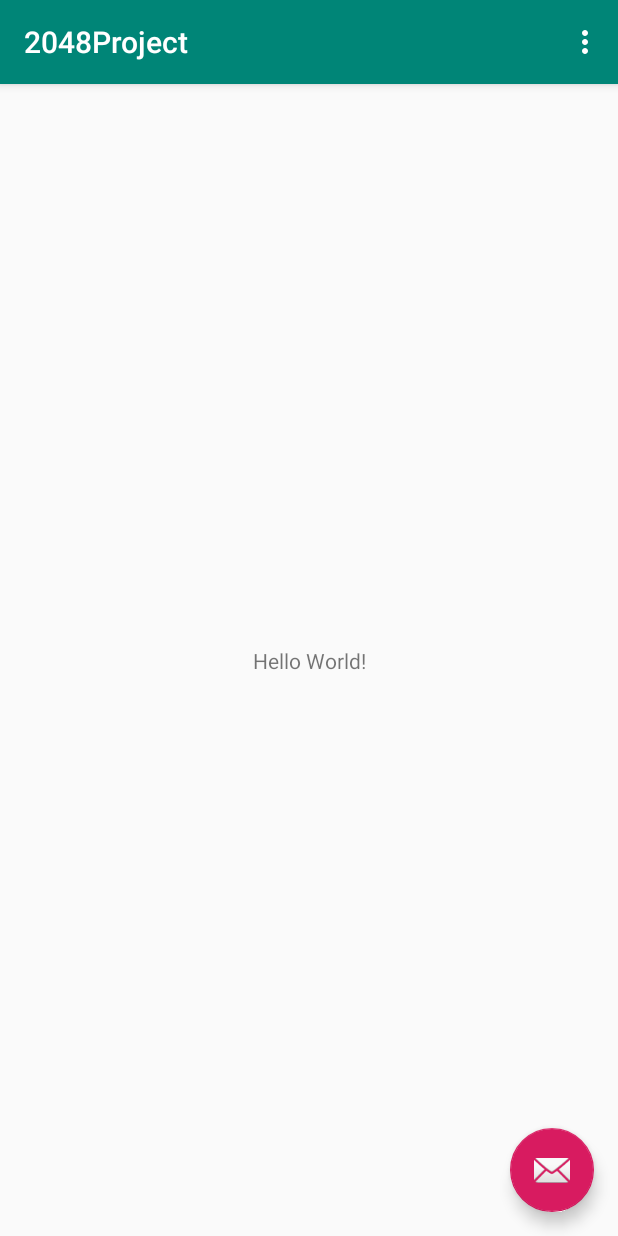
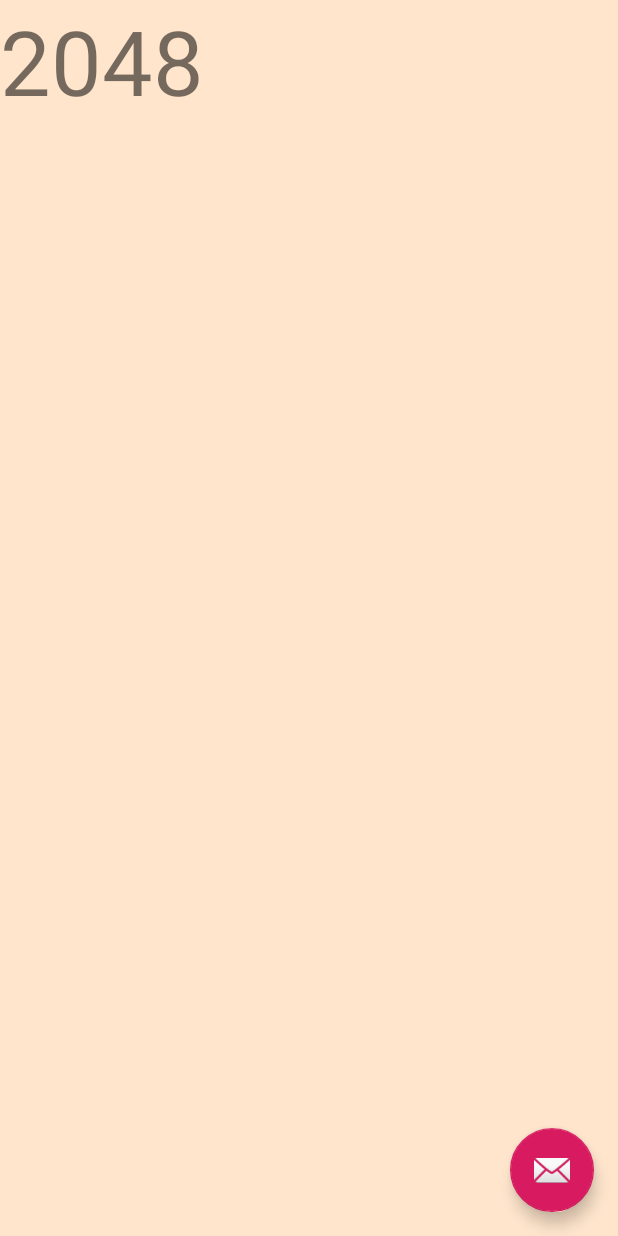
Before and after one commit to Kandrade1234/Program-2---2048-Game, an Android app: the screen it shows after launch (MainActivity), on a phone screen of 412 x 824 dp. Run offline under Robolectric (Android 15) with nearby library versions, the phone set to English and light mode, and no system bars; 1 statement that could not run was skipped.

Commit message:
added bg and text

```diff
--- a/app/src/main/res/layout/activity_main.xml
+++ b/app/src/main/res/layout/activity_main.xml
@@ -4,19 +4,16 @@
     xmlns:tools="http://schemas.android.com/tools"
     android:layout_width="match_parent"
     android:layout_height="match_parent"
-    tools:context=".MainActivity">
+    tools:context=".MainActivity"
+    android:background="@color/BG"
+    >
 
     <android.support.design.widget.AppBarLayout
         android:layout_width="match_parent"
         android:layout_height="wrap_content"
         android:theme="@style/AppTheme.AppBarOverlay">
 
-        <android.support.v7.widget.Toolbar
-            android:id="@+id/toolbar"
-            android:layout_width="match_parent"
-            android:layout_height="?attr/actionBarSize"
-            android:background="?attr/colorPrimary"
-            app:popupTheme="@style/AppTheme.PopupOverlay" />
+
 
     </android.support.design.widget.AppBarLayout>
 
--- a/app/src/main/res/layout/content_main.xml
+++ b/app/src/main/res/layout/content_main.xml
@@ -11,10 +11,8 @@
     <TextView
         android:layout_width="wrap_content"
         android:layout_height="wrap_content"
-        android:text="Hello World!"
-        app:layout_constraintBottom_toBottomOf="parent"
-        app:layout_constraintLeft_toLeftOf="parent"
-        app:layout_constraintRight_toRightOf="parent"
-        app:layout_constraintTop_toTopOf="parent" />
-
+        android:text="2048"
+        android:textSize="60dp"
+        tools:layout_editor_absoluteX="36dp"
+        tools:layout_editor_absoluteY="36dp" />
 </android.support.constraint.ConstraintLayout>
--- a/app/src/main/res/values/strings.xml
+++ b/app/src/main/res/values/strings.xml
@@ -1,4 +1,6 @@
 <resources>
     <string name="app_name">2048Project</string>
     <string name="action_settings">Settings</string>
+    <color name="BG">#FFE5CC</color>
+
 </resources>
```
